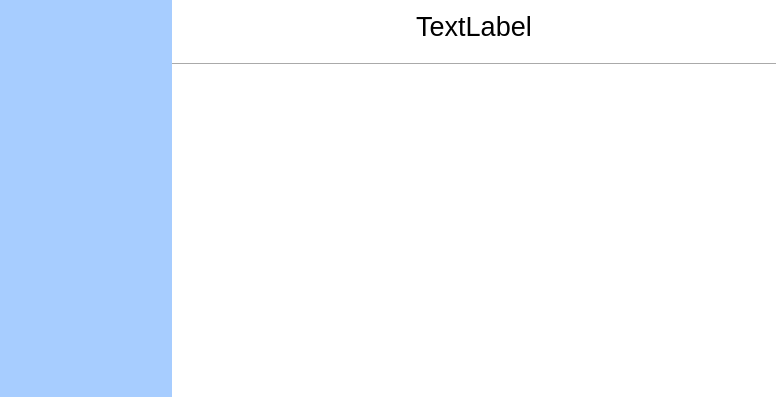
This is BLHardwareScaner/BLHardwareScaner/Ui/HardwareInfor.ui in BurnellLiu/LiuProject as Qt 5 draws it before an edit. The edited form follows.
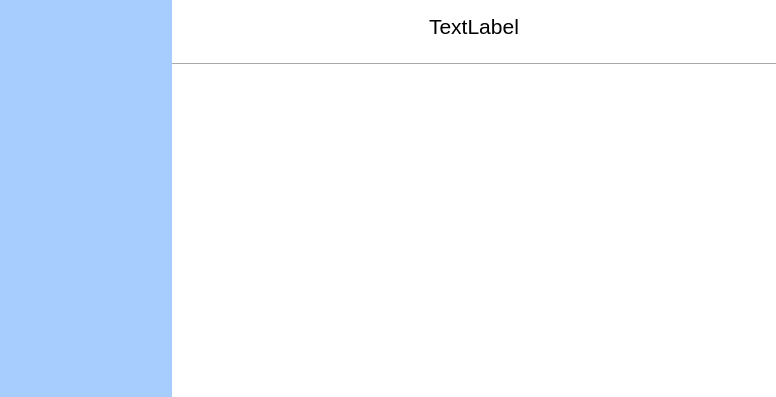
This is the edited form.

```diff
--- a/BLHardwareScaner/BLHardwareScaner/Ui/HardwareInfor.ui
+++ b/BLHardwareScaner/BLHardwareScaner/Ui/HardwareInfor.ui
@@ -58,7 +58,7 @@
          <property name="font">
           <font>
            <family>Microsoft YaHei UI</family>
-           <pointsize>20</pointsize>
+           <pointsize>16</pointsize>
           </font>
          </property>
          <property name="text">
```
